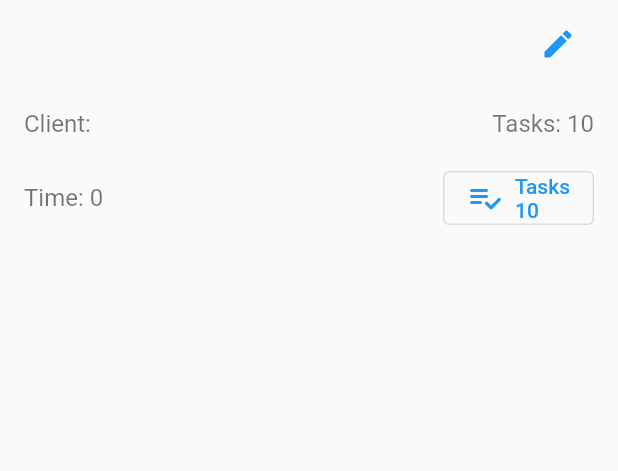
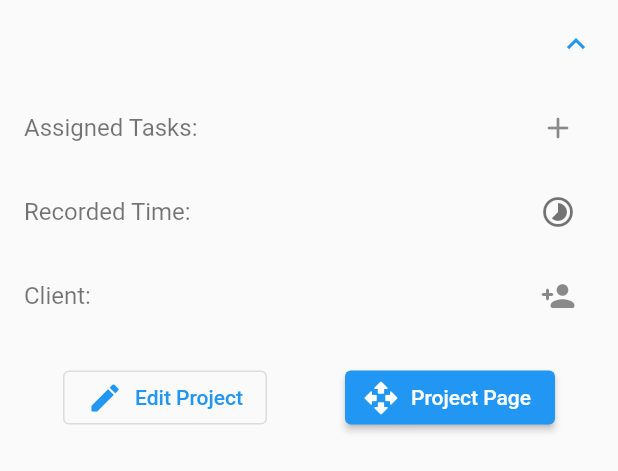
Before and after one commit to Z-inator/productivity_app, a Flutter app: the ProjectExpansionTile widget shown alone on an empty page, opened directly with empty values, after a tap on the "circle" icon, on a phone screen of 412 x 824 dp. Shown: the top 471 px of the screen. Run offline on Flutter 3.47's test engine with Material 2 defaults, Android fonts, the phone set to English and light mode, and no system bars; our stand-ins replace cloud_firestore, firebase_auth, firebase_core, flutter_animation_progress_bar, google_sign_in, percent_indicator and 1 more; missing offline and left inert: simple_time_range_picker; accounts and stored records are empty.

Commit message:
Updated Expansion Tiles

```diff
--- a/lib/Shared/widgets/time_range_picker.dart
+++ b/lib/Shared/widgets/time_range_picker.dart
@@ -7,8 +7,9 @@ class RangeTimePicker extends StatelessWidget {
 
   @override
   Widget build(BuildContext context) {
-    return OutlinedButton.icon(
-      icon: Icon(Icons.timelapse_rounded),
+    return IconButton(
+      icon: Icon(Icons.timelapse_rounded, color: Theme.of(context).unselectedWidgetColor,),
+      tooltip: 'Add Time Entry',
       onPressed: () => TimeRangePicker.show(
           context: context,
           onSubmitted: (TimeRangeValue value) {
@@ -19,7 +20,6 @@ class RangeTimePicker extends StatelessWidget {
             int seconds = difference.inSeconds;
             saveRangeTime(seconds);
           }),
-      label: Text('Add Time Range'),
     );
   }
 }
--- a/lib/Task_Feature/screens/components/project_expansion_tile.dart
+++ b/lib/Task_Feature/screens/components/project_expansion_tile.dart
@@ -1,4 +1,5 @@
 import 'package:flutter/material.dart';
+import 'package:productivity_app/Shared/widgets/time_range_picker.dart';
 import 'package:productivity_app/Task_Feature/models/projects.dart';
 import 'package:productivity_app/Task_Feature/models/tasks.dart';
 import 'package:productivity_app/Task_Feature/providers/project_edit_state.dart';
@@ -9,6 +10,7 @@ import 'package:productivity_app/Shared/functions/datetime_functions.dart';
 import 'package:productivity_app/Shared/functions/time_functions.dart';
 import 'package:productivity_app/Task_Feature/screens/project_page.dart';
 import 'package:provider/provider.dart';
+import 'package:simple_time_range_picker/simple_time_range_picker.dart';
 
 class ProjectExpansionTile extends StatelessWidget {
   final Project project;
@@ -28,8 +30,38 @@ class ProjectExpansionTile extends StatelessWidget {
           project.projectName,
           style: TextStyle(fontWeight: FontWeight.bold),
         ),
+        children: [
+          ListTile(
+            title: Text('Assigned Tasks: ', style: Theme.of(context).textTheme.subtitle1),
             trailing: IconButton(
+              icon: Icon(Icons.add_rounded),
+              tooltip: 'Add Task',
+              onPressed: () {},
+            )
+          ),
+          ListTile(
+            title: Text('Recorded Time: ', style: Theme.of(context).textTheme.subtitle1),
+            trailing: RangeTimePicker()
+          ),
+          ListTile(
+            title: Text('Client: ${project.projectClient}', style: Theme.of(context).textTheme.subtitle1),
+            trailing: project.projectClient == ''
+                ? IconButton(
+                  icon: Icon(Icons.person_add_rounded),
+                  tooltip: 'Add Client',
+                  onPressed: () {},
+                )
+                : null
+          ),
+          Container(
+            margin: EdgeInsets.all(16),
+            child: Row(
+              mainAxisSize: MainAxisSize.max,
+              mainAxisAlignment: MainAxisAlignment.spaceAround,
+              children: [
+                OutlinedButton.icon(
                   icon: Icon(Icons.edit_rounded),
+                  label: Text('Edit Project'),
                   onPressed: () => showModalBottomSheet(
                       context: context,
                       isScrollControlled:
@@ -48,30 +80,30 @@ class ProjectExpansionTile extends StatelessWidget {
                         );
                       })
                 ),
-        children: [
-          Container(
-            margin: EdgeInsets.fromLTRB(16, 16, 16, 16),
-            child: Row(
-              mainAxisAlignment: MainAxisAlignment.spaceBetween,
-              children: [
-                project.projectClient != null
-                    ? Text('Client: ${project.projectClient}',
-                        style: Theme.of(context).textTheme.subtitle1)
-                    : Text(''),
-                Text('Tasks: 10', style: Theme.of(context).textTheme.subtitle1),
-              ],
-            ),
-          ),
-          Container(
-            margin: EdgeInsets.fromLTRB(16, 0, 16, 16),
-            child: Row(
-              mainAxisAlignment: MainAxisAlignment.spaceBetween,
-              children: [
-                Text('Time: ${project.projectTime}',
-                    style: Theme.of(context).textTheme.subtitle1),
-                OutlinedButton.icon(
-                  icon: Icon(Icons.playlist_add_check_rounded),
-                  label: Text('Tasks\n10'), // TODO: make this a live number
+                // ElevatedButton.icon(
+                //   icon: Icon(Icons.edit_rounded),
+                //   label: Text('Edit Project'),
+                //   onPressed: () => showModalBottomSheet(
+                //       context: context,
+                //       isScrollControlled:
+                //           true, // Allows the modal to me dynamic and keeps the menu above the keyboard
+                //       shape: RoundedRectangleBorder(
+                //           borderRadius: BorderRadius.only(
+                //               topLeft: Radius.circular(25),
+                //               topRight: Radius.circular(25))),
+                //       builder: (BuildContext context) {
+                //         return ChangeNotifierProvider(
+                //           create: (context) => ProjectEditState(),
+                //           child: ProjectEditBottomSheet(
+                //             project: project,
+                //             isUpdate: true,
+                //           ),
+                //         );
+                //       })
+                // ),
+                ElevatedButton.icon(
+                  icon: Icon(Icons.open_with_rounded),
+                  label: Text('Project Page'),
                   onPressed: () {
                     Navigator.push(
                       context,
@@ -83,7 +115,7 @@ class ProjectExpansionTile extends StatelessWidget {
                 ),
               ],
             ),
-          ),
+          )
         ],
       ),
     );
--- a/lib/Task_Feature/screens/project_page.dart
+++ b/lib/Task_Feature/screens/project_page.dart
@@ -76,7 +76,7 @@ class ProjectPage extends StatelessWidget {
                 ),
               ],
               bottom: TabBar(
-                  unselectedLabelColor: Colors.grey,
+                  unselectedLabelColor: Theme.of(context).unselectedWidgetColor,
                   labelColor: Colors.black,
                   tabs: [
                     Tab(
--- a/lib/Task_Feature/screens/task_project_screen.dart
+++ b/lib/Task_Feature/screens/task_project_screen.dart
@@ -13,7 +13,7 @@ class TaskScreen extends StatelessWidget {
       child: Column(
         children: [
         TabBar(
-          unselectedLabelColor: Colors.grey,
+          unselectedLabelColor: Theme.of(context).unselectedWidgetColor,
           labelColor: Colors.black,
           labelPadding: EdgeInsets.fromLTRB(5, 20, 5, 10),
             tabs: [
```
Also changed, not shown: lib/Task_Feature/screens/components/status_expansion_tile.dart (+18 -14 lines), lib/Task_Feature/screens/components/task_edit_bottomsheet.dart (+7 -15 lines), lib/Task_Feature/screens/components/task_expansion_tile.dart (+77 -35 lines), lib/Shared/widgets/time_picker.dart (renamed from lib/Task_Feature/screens/components/due_date/time_picker.dart). Lines whose indentation alone changed are shown as unchanged.
